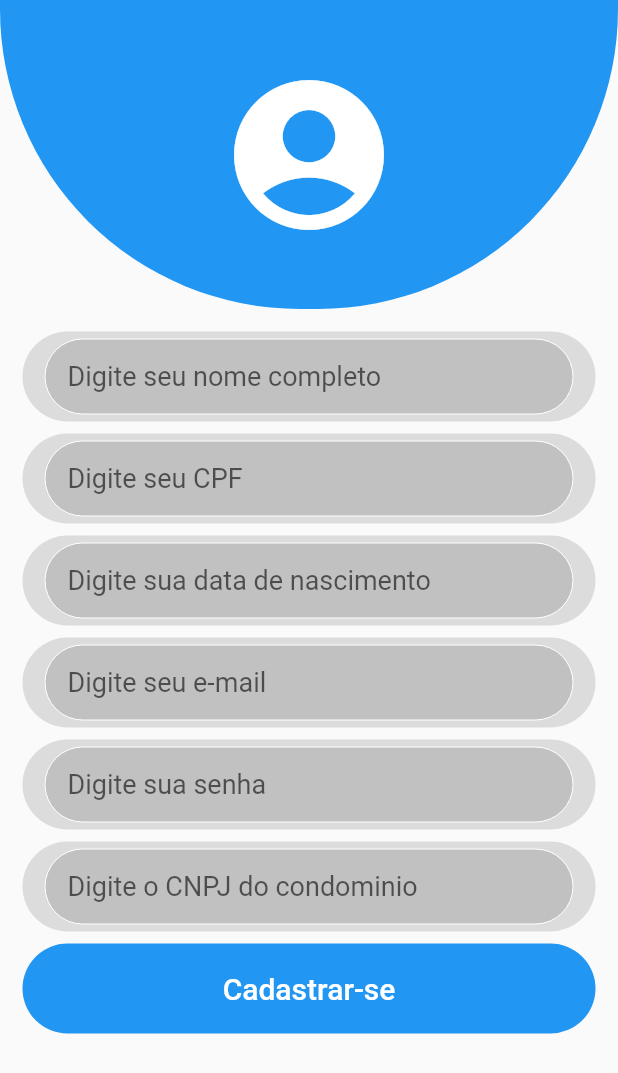
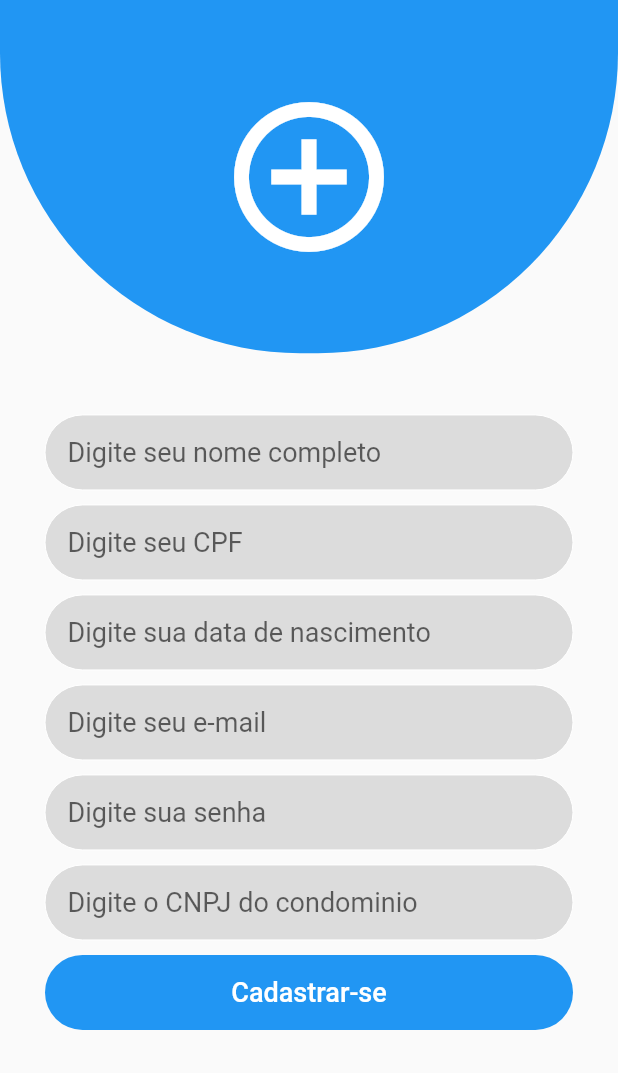
Before and after one commit to darcinetodev/PORTALTRANSPARENCIA, a Flutter app: the screen it shows after launch, after a tap on "Ainda não é cadastrado? cadastre-se!", on a phone screen of 412 x 824 dp. Shown: the top 1073 px of the screen. Run offline on Flutter 3.47's test engine with Material 2 defaults, Android fonts, the light colour scheme and no system bars; our stand-ins replace cloud_firestore, firebase_auth, rxdart; missing offline and left inert: bloc_pattern; accounts and stored records are empty.

Commit message:
Controle de validação do registro

```diff
--- a/lib/Helper/RegisterHelper.dart
+++ b/lib/Helper/RegisterHelper.dart
@@ -35,7 +35,11 @@ class RegisterUserHelper {
   final validateDate = StreamTransformer<String, String>.fromHandlers(
     handleData: (date, sink){
       if(date.length == 10){
-        sink.add(date);
+        if((date.substring(2, 3).contains('/') && int.parse(date.substring(0, 2)) < 32 &&
+           (date.substring(5, 6).contains('/')) && int.parse(date.substring(3, 5)) < 13))
+          sink.add(date);
+        else
+          sink.addError('Insira uma data válida!');
       } else {
         sink.addError('Insira uma data válida!');
       }
--- a/lib/View/Helper/InputField.dart
+++ b/lib/View/Helper/InputField.dart
@@ -3,11 +3,13 @@ import 'package:flutter/material.dart';
 class InputField extends StatelessWidget {
   final String hint;
   final bool obscure;
+  final TextInputType input;
   final Stream<String> stream;
   final Function(String) onChanged;
 
   InputField({this.hint,
               this.obscure,
+              this.input,
               this.stream,
               this.onChanged
             });
@@ -28,6 +30,7 @@ class InputField extends StatelessWidget {
               padding: EdgeInsets.only(left: 15, right: 15),
               child: Center(
                 child: TextField(
+                  keyboardType: input,
                   obscureText: obscure,
                   onChanged: onChanged,
                   decoration: InputDecoration(
--- a/lib/View/LoginView.dart
+++ b/lib/View/LoginView.dart
@@ -98,6 +98,7 @@ class _LoginViewState extends State<LoginView> {
                                 left: 30, right: 30, bottom: 10),
                               child: InputField(
                                 hint: 'Digite seu e-mail',
+                                input: TextInputType.emailAddress,
                                 obscure: false,
                                 stream: _loginController.outEmail,
                                 onChanged: _loginController.changeEmail,
--- a/lib/View/RegisterView.dart
+++ b/lib/View/RegisterView.dart
@@ -63,14 +63,14 @@ class _RegisterViewState extends State<RegisterView> {
                   children: <Widget>[
                     Container(
                         width: MediaQuery.of(context).size.width,
-                        height: MediaQuery.of(context).size.height / 4,
+                        height: MediaQuery.of(context).size.height / 3.5,
                         decoration: BoxDecoration(
                             color: Colors.blue,
                             borderRadius: BorderRadius.only(
                                 bottomLeft: Radius.circular(200),
                                 bottomRight: Radius.circular(200))),
                         child: Icon(
-                          Icons.account_circle,
+                          Icons.add_circle_outline,
                           color: Colors.white,
                           size: 120,
                         )),
@@ -78,140 +78,72 @@ class _RegisterViewState extends State<RegisterView> {
                       children: <Widget>[
                         Padding(
                           padding: EdgeInsets.only(
-                              left: 15, right: 15, bottom: 8, top: 15),
-                          child: Container(
-                            height: 60,
-                            decoration: BoxDecoration(
-                                color: Colors.black12,
-                                borderRadius:
-                                    BorderRadius.all(Radius.circular(50))),
-                            child: Padding(
-                              padding: EdgeInsets.only(left: 15, right: 15),
-                              child: Center(
-                                child: InputField(
-                                  hint: 'Digite seu nome completo',
-                                  obscure: false,
-                                  stream: _registerUserController.outName,
-                                  onChanged: _registerUserController.changeName
-                                ),
-                              ),
-                            ),
+                              left: 30, right: 30, bottom: 10, top: MediaQuery.of(context).size.height / 20),
+                          child: InputField(
+                            hint: 'Digite seu nome completo',
+                            obscure: false,
+                            stream: _registerUserController.outName,
+                            onChanged: _registerUserController.changeName
                           ),
                         ),
                         Padding(
                           padding:
-                              EdgeInsets.only(left: 15, right: 15, bottom: 8),
-                          child: Container(
-                            height: 60,
-                            decoration: BoxDecoration(
-                                color: Colors.black12,
-                                borderRadius:
-                                    BorderRadius.all(Radius.circular(50))),
-                            child: Padding(
-                              padding: EdgeInsets.only(left: 15, right: 15),
-                              child: Center(
-                                child: InputField(
+                              EdgeInsets.only(left: 30, right: 30, bottom: 10),
+                          child: InputField(
                                   hint: 'Digite seu CPF',
                                   obscure: false,
+                                  input: TextInputType.number,
                                   stream: _registerUserController.outCpf,
                                   onChanged: _registerUserController.changeCpf,
                                 ),
-                              ),
-                            ),
-                          ),
                         ),
                         Padding(
                           padding:
-                              EdgeInsets.only(left: 15, right: 15, bottom: 8),
-                          child: Container(
-                            height: 60,
-                            decoration: BoxDecoration(
-                                color: Colors.black12,
-                                borderRadius:
-                                    BorderRadius.all(Radius.circular(50))),
-                            child: Padding(
-                              padding: EdgeInsets.only(left: 15, right: 15),
-                              child: Center(
-                                child: InputField(
+                              EdgeInsets.only(left: 30, right: 30, bottom: 10),
+                          child: InputField(
                                   hint: 'Digite sua data de nascimento',
+                                  input: TextInputType.datetime,
                                   obscure: false,
                                   stream: _registerUserController.outDate,
                                   onChanged: _registerUserController.changeDate,
                                 ),
-                              ),
-                            ),
-                          ),
                         ),
                         Padding(
                           padding:
-                              EdgeInsets.only(left: 15, right: 15, bottom: 8),
-                          child: Container(
-                            height: 60,
-                            decoration: BoxDecoration(
-                                color: Colors.black12,
-                                borderRadius:
-                                    BorderRadius.all(Radius.circular(50))),
-                            child: Padding(
-                              padding: EdgeInsets.only(left: 15, right: 15),
-                              child: Center(
-                                child: InputField(
+                              EdgeInsets.only(left: 30, right: 30, bottom: 10),
+                          child: InputField(
                                   hint: 'Digite seu e-mail',
+                                  input: TextInputType.emailAddress,
                                   obscure: false,
                                   stream: _registerUserController.outEmail,
                                   onChanged: _registerUserController.changeEmail,
                                 ),
-                              ),
-                            ),
-                          ),
                         ),
                         Padding(
                           padding:
-                              EdgeInsets.only(left: 15, right: 15, bottom: 8),
-                          child: Container(
-                            height: 60,
-                            decoration: BoxDecoration(
-                                color: Colors.black12,
-                                borderRadius:
-                                    BorderRadius.all(Radius.circular(50))),
-                            child: Padding(
-                              padding: EdgeInsets.only(left: 15, right: 15),
-                              child: Center(
-                                child: InputField(
+                              EdgeInsets.only(left: 30, right: 30, bottom: 10),
+                          child: InputField(
                                   hint: 'Digite sua senha',
                                   obscure: true,
                                   stream: _registerUserController.outPassword,
                                   onChanged: _registerUserController.changePassword,
                                 ),
-                              ),
-                            ),
-                          ),
                         ),
                         Padding(
                           padding:
-                              EdgeInsets.only(left: 15, right: 15, bottom: 8),
-                          child: Container(
-                            height: 60,
-                            decoration: BoxDecoration(
-                                color: Colors.black12,
-                                borderRadius:
-                                    BorderRadius.all(Radius.circular(50))),
-                            child: Padding(
-                              padding: EdgeInsets.only(left: 15, right: 15),
-                              child: Center(
-                                child: InputField(
+                              EdgeInsets.only(left: 30, right: 30, bottom: 10),
+                          child: InputField(
                                   hint: 'Digite o CNPJ do condominio',
+                                  input: TextInputType.number,
                                   obscure: false,
                                   stream: _registerUserController.outCondominium,
                                   onChanged: _registerUserController.changeCondominium
                                 ),
-                              ),
-                            ),
-                          ),
                         ),
                         Padding(
-                          padding: EdgeInsets.only(left: 15, right: 15),
+                          padding: EdgeInsets.only(left: 30, right: 30),
                           child: Container(
-                            height: 60,
+                            height: 50,
                             width: MediaQuery.of(context).size.width,
                             decoration: BoxDecoration(
                                 color: Colors.blue,
@@ -227,7 +159,7 @@ class _RegisterViewState extends State<RegisterView> {
                                             BorderRadius.circular(50.0)),
                                     child: Text('Cadastrar-se',
                                         style: TextStyle(
-                                            fontSize: 20, color: Colors.white)),
+                                            fontSize: 18, color: Colors.white)),
                                     onPressed: snapshot.hasData
                                         ? _registerUserController.createUser
                                         : null,
--- a/pubspec.yaml
+++ b/pubspec.yaml
@@ -31,7 +31,7 @@ dev_dependencies:
 
 # For information on the generic Dart part of this file, see the
 # following page: https://dart.dev/tools/pub/pubspec
-  cupertino_icons: ^0.1.2
+  intl: 0.16.0
   cloud_firestore: ^0.12.9
   google_sign_in: ^4.0.4
   firebase_auth: ^0.14.0
```
Also changed, not shown: pubspec.lock.
